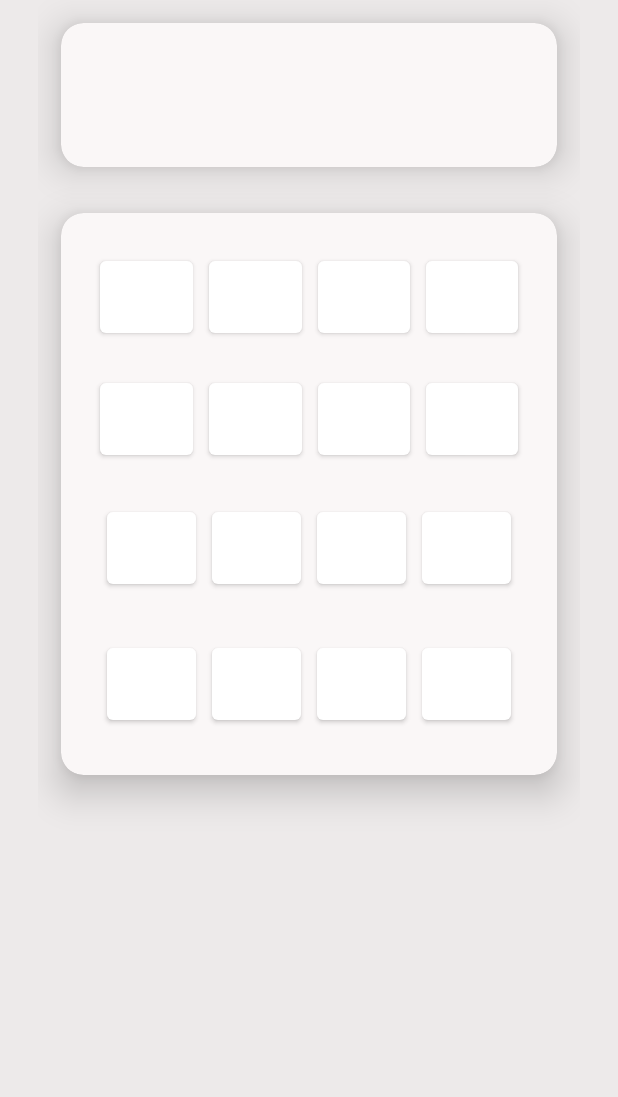
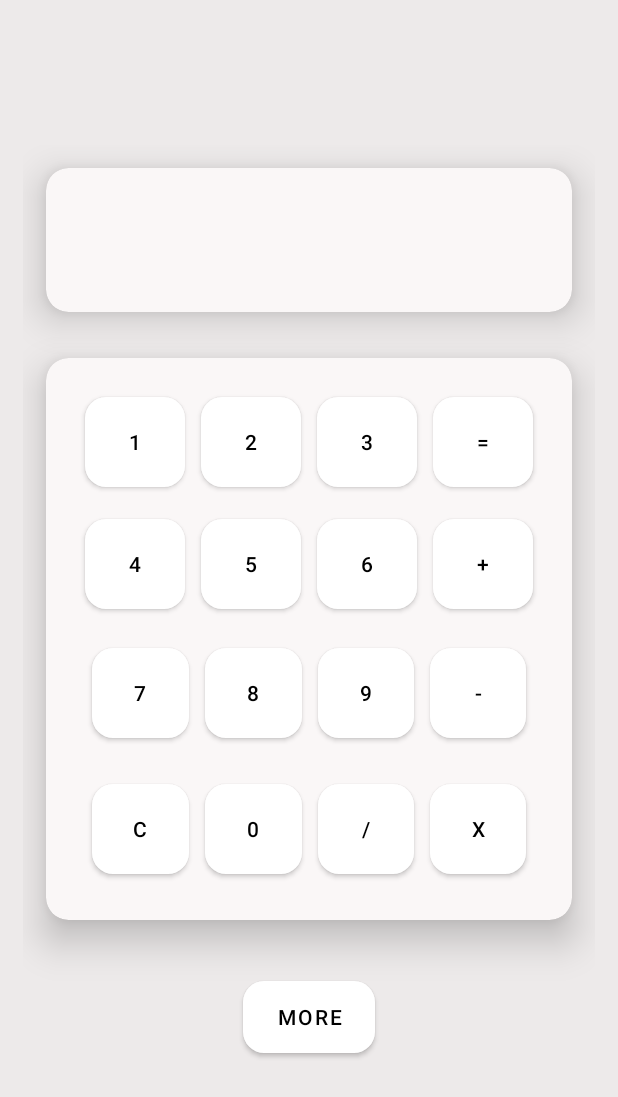
Before and after one commit to saiedoc/CalculaterApp, an Android app: the screen it shows after launch (MainActivity), on a phone screen of 412 x 824 dp. Shown: the top 1097 px of the screen. Run offline under Robolectric (Android 15) with nearby library versions, the phone set to English and light mode, and no system bars.

Commit message:
Main layout done

```diff
--- /dev/null
+++ b/app/src/main/res/drawable/button_design.xml
@@ -0,0 +1,5 @@
+<?xml version="1.0" encoding="utf-8"?>
+<shape xmlns:android="http://schemas.android.com/apk/res/android">
+    <corners android:radius="14dp" />
+    <solid android:color="#FFFFFF" />
+</shape>
--- a/app/src/main/res/layout/activity_main.xml
+++ b/app/src/main/res/layout/activity_main.xml
@@ -7,13 +7,21 @@
     android:background="#EDEAEA">
 
     <LinearLayout
-        android:layout_width="match_parent"
-        android:layout_height="700dp"
-        android:layout_margin="25dp"
+        android:id="@+id/linearLayout"
+        android:layout_width="0dp"
+        android:layout_height="wrap_content"
+        android:layout_margin="15dp"
+        android:layout_marginStart="14dp"
+        android:layout_marginLeft="14dp"
+        android:layout_marginEnd="14dp"
+        android:layout_marginRight="14dp"
+        android:layout_weight="1"
         android:gravity="bottom|center_horizontal|top|center_vertical"
         android:orientation="vertical"
-        tools:layout_editor_absoluteX="25dp"
-        tools:layout_editor_absoluteY="25dp">
+        app:layout_constraintBottom_toBottomOf="parent"
+        app:layout_constraintEnd_toEndOf="parent"
+        app:layout_constraintStart_toStartOf="parent"
+        app:layout_constraintTop_toTopOf="parent">
 
         <androidx.cardview.widget.CardView
             android:id="@+id/NumbersCard"
@@ -24,6 +32,17 @@
             app:cardCornerRadius="15dp"
             app:cardElevation="15dp">
 
+            <EditText
+                android:id="@+id/calcResult"
+                android:layout_width="match_parent"
+                android:layout_height="match_parent"
+                android:layout_gravity="center"
+                android:layout_margin="15dp"
+                android:background="@android:color/transparent"
+                android:enabled="false"
+                android:gravity="center_vertical"
+                android:inputType="none"
+                android:textSize="22sp" />
         </androidx.cardview.widget.CardView>
 
         <androidx.cardview.widget.CardView
@@ -49,36 +68,48 @@
                     android:padding="5dp">
 
                     <Button
-                        android:id="@+id/button40"
+                        android:id="@+id/numpad1"
                         android:layout_width="75dp"
                         android:layout_height="60dp"
                         android:layout_margin="5dp"
                         android:layout_weight="1"
-                        android:text="Button" />
+                        android:background="@drawable/button_design"
+                        android:text="1"
+                        android:textColor="#000000"
+                        app:elevation="15dp" />
 
                     <Button
-                        android:id="@+id/button39"
+                        android:id="@+id/numpad2"
                         android:layout_width="75dp"
                         android:layout_height="60dp"
                         android:layout_margin="5dp"
                         android:layout_weight="1"
-                        android:text="Button" />
+                        android:background="@drawable/button_design"
+                        android:text="2"
+                        android:textColor="#000000"
+                        app:elevation="14dp" />
 
                     <Button
-                        android:id="@+id/button38"
+                        android:id="@+id/numpad3"
                         android:layout_width="75dp"
                         android:layout_height="60dp"
                         android:layout_margin="5dp"
                         android:layout_weight="1"
-                        android:text="Button" />
+                        android:background="@drawable/button_design"
+                        android:text="3"
+                        android:textColor="#000000"
+                        app:elevation="14dp" />
 
                     <Button
-                        android:id="@+id/button37"
+                        android:id="@+id/numpadEqual"
                         android:layout_width="75dp"
                         android:layout_height="60dp"
                         android:layout_margin="5dp"
                         android:layout_weight="1"
-                        android:text="Button" />
+                        android:background="@drawable/button_design"
+                        android:text="="
+                        android:textColor="#000000"
+                        app:elevation="14dp" />
 
                 </TableRow>
 
@@ -88,36 +119,48 @@
                     android:padding="5dp">
 
                     <Button
-                        android:id="@+id/button40"
+                        android:id="@+id/numpad4"
                         android:layout_width="75dp"
                         android:layout_height="60dp"
                         android:layout_margin="5dp"
                         android:layout_weight="1"
-                        android:text="Button" />
+                        android:background="@drawable/button_design"
+                        android:text="4"
+                        android:textColor="#000000"
+                        app:elevation="14dp" />
 
                     <Button
-                        android:id="@+id/button39"
+                        android:id="@+id/numpad5"
                         android:layout_width="75dp"
                         android:layout_height="60dp"
                         android:layout_margin="5dp"
                         android:layout_weight="1"
-                        android:text="Button" />
+                        android:background="@drawable/button_design"
+                        android:text="5"
+                        android:textColor="#000000"
+                        app:elevation="14dp" />
 
                     <Button
-                        android:id="@+id/button38"
+                        android:id="@+id/numpad6"
                         android:layout_width="75dp"
                         android:layout_height="60dp"
                         android:layout_margin="5dp"
                         android:layout_weight="1"
-                        android:text="Button" />
+                        android:background="@drawable/button_design"
+                        android:text="6"
+                        android:textColor="#000000"
+                        app:elevation="14dp" />
 
                     <Button
-                        android:id="@+id/button37"
+                        android:id="@+id/numpadAdd"
                         android:layout_width="75dp"
                         android:layout_height="60dp"
                         android:layout_margin="5dp"
                         android:layout_weight="1"
-                        android:text="Button" />
+                        android:background="@drawable/button_design"
+                        android:text="+"
+                        android:textColor="#000000"
+                        app:elevation="14dp" />
 
                 </TableRow>
 
@@ -127,81 +170,115 @@
                     android:padding="10dp">
 
                     <Button
-                        android:id="@+id/button41"
+                        android:id="@+id/numpad7"
                         android:layout_width="75dp"
                         android:layout_height="60dp"
                         android:layout_margin="5dp"
                         android:layout_weight="1"
-                        android:text="Button" />
+                        android:background="@drawable/button_design"
+                        android:text="7"
+                        android:textColor="#000000"
+                        app:elevation="14dp" />
 
                     <Button
-                        android:id="@+id/button42"
+                        android:id="@+id/numpad8"
                         android:layout_width="75dp"
                         android:layout_height="60dp"
                         android:layout_margin="5dp"
                         android:layout_weight="1"
-                        android:text="Button" />
+                        android:background="@drawable/button_design"
+                        android:text="8"
+                        android:textColor="#000000"
+                        app:elevation="14dp" />
 
                     <Button
-                        android:id="@+id/button43"
+                        android:id="@+id/numpad9"
                         android:layout_width="75dp"
                         android:layout_height="60dp"
                         android:layout_margin="5dp"
                         android:layout_weight="1"
-                        android:text="Button" />
+                        android:background="@drawable/button_design"
+                        android:text="9"
+                        android:textColor="#000000"
+                        app:elevation="14dp" />
 
                     <Button
-                        android:id="@+id/button44"
+                        android:id="@+id/numpadSubtract"
                         android:layout_width="75dp"
                         android:layout_height="60dp"
                         android:layout_margin="5dp"
                         android:layout_weight="1"
-                        android:text="Button" />
+                        android:background="@drawable/button_design"
+                        android:text="-"
+                        android:textColor="#000000"
+                        app:elevation="14dp" />
                 </TableRow>
 
                 <TableRow
                     android:layout_width="match_parent"
-                    android:layout_height="match_parent"
+                    android:layout_height="186dp"
                     android:padding="10dp">
 
                     <Button
-                        android:id="@+id/button45"
+                        android:id="@+id/numpadClear"
                         android:layout_width="75dp"
                         android:layout_height="60dp"
                         android:layout_margin="5dp"
                         android:layout_weight="1"
-                        android:text="Button" />
+                        android:background="@drawable/button_design"
+                        android:text="C"
+                        android:textColor="#000000"
+                        app:elevation="14dp" />
 
                     <Button
-                        android:id="@+id/button46"
+                        android:id="@+id/numpad0"
                         android:layout_width="75dp"
                         android:layout_height="60dp"
                         android:layout_margin="5dp"
                         android:layout_weight="1"
-                        android:text="Button" />
+                        android:background="@drawable/button_design"
+                        android:text="0"
+                        android:textColor="#000000"
+                        app:elevation="14dp" />
 
                     <Button
-                        android:id="@+id/button47"
+                        android:id="@+id/numoadDivide"
                         android:layout_width="75dp"
                         android:layout_height="60dp"
                         android:layout_margin="5dp"
                         android:layout_weight="1"
-                        android:text="Button" />
+                        android:background="@drawable/button_design"
+                        android:text="/"
+                        android:textColor="#000000"
+                        app:elevation="14dp" />
 
                     <Button
-                        android:id="@+id/button48"
+                        android:id="@+id/numpadMultiply"
                         android:layout_width="75dp"
                         android:layout_height="60dp"
                         android:layout_margin="5dp"
                         android:layout_weight="1"
-                        android:text="Button" />
+                        android:background="@drawable/button_design"
+                        android:text="X"
+                        android:textColor="#000000"
+                        app:elevation="14dp" />
                 </TableRow>
 
                 <TableRow
                     android:layout_width="match_parent"
                     android:layout_height="match_parent" />
             </TableLayout>
+
         </androidx.cardview.widget.CardView>
+
+        <Button
+            android:id="@+id/button"
+            android:layout_width="wrap_content"
+            android:layout_height="wrap_content"
+            android:layout_margin="25dp"
+            android:background="@drawable/button_design"
+            android:text="More"
+            android:textColor="#000000" />
 
     </LinearLayout>
 
```
